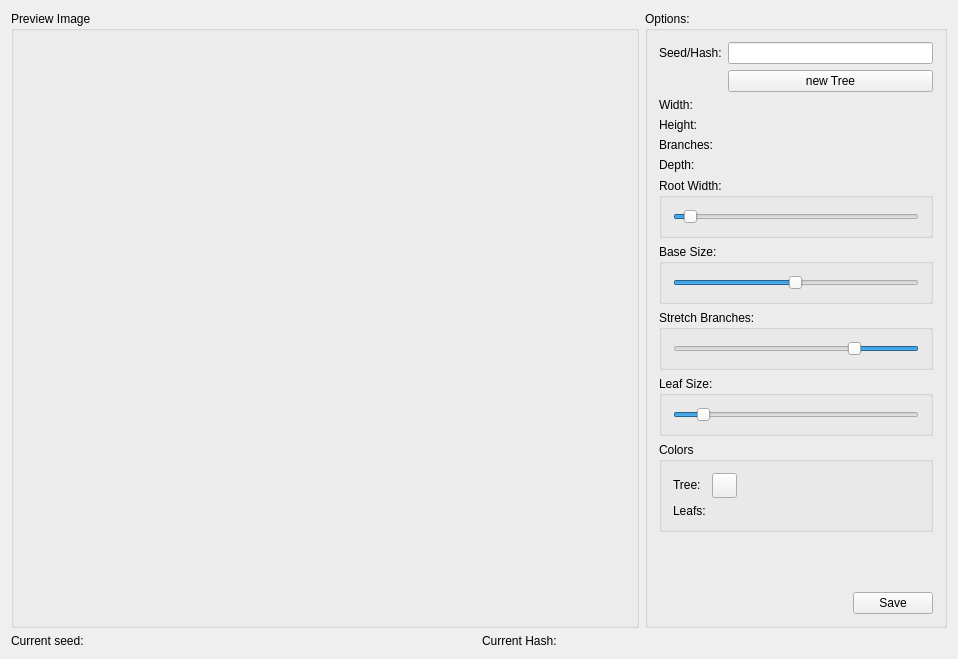
Before: the Qt Designer form FractalTree.ui in Indidev/FractalTree, drawn with Qt 5.
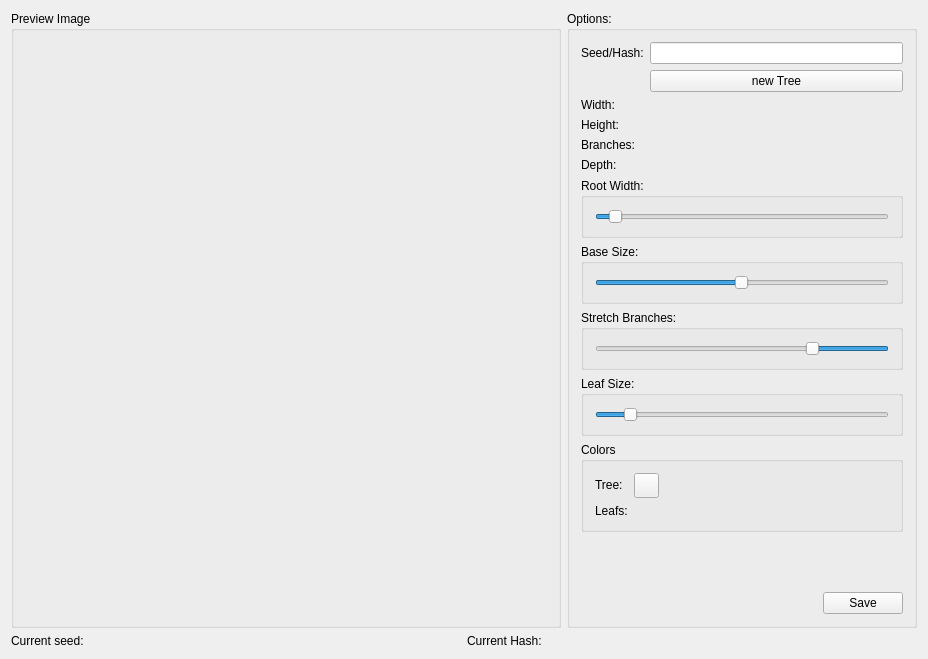
After: the same form once the commit is applied. Icons and pictures are not drawn.

Commit message: added autoscaling of preview image

Patch:
```diff
--- a/FractalTree.ui
+++ b/FractalTree.ui
@@ -6,7 +6,7 @@
    <rect>
     <x>0</x>
     <y>0</y>
-    <width>958</width>
+    <width>928</width>
     <height>659</height>
    </rect>
   </property>
@@ -37,14 +37,14 @@
           <widget class="QLabel" name="preview">
            <property name="minimumSize">
             <size>
-             <width>600</width>
-             <height>500</height>
+             <width>10</width>
+             <height>10</height>
             </size>
            </property>
            <property name="maximumSize">
             <size>
-             <width>600</width>
-             <height>500</height>
+             <width>16777215</width>
+             <height>16777215</height>
             </size>
            </property>
            <property name="text">
@@ -57,6 +57,12 @@
       </item>
       <item>
        <widget class="QGroupBox" name="groupBox">
+        <property name="maximumSize">
+         <size>
+          <width>350</width>
+          <height>16777215</height>
+         </size>
+        </property>
         <property name="title">
          <string>Options:</string>
         </property>
```
The commit also changes 2 other files.
